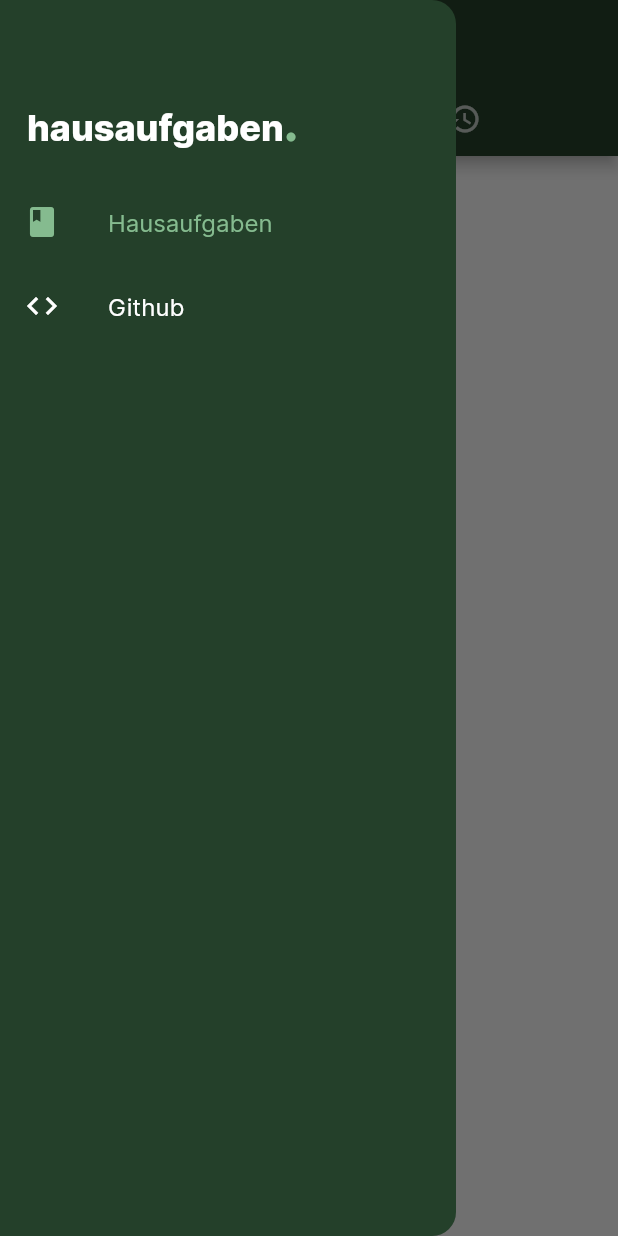
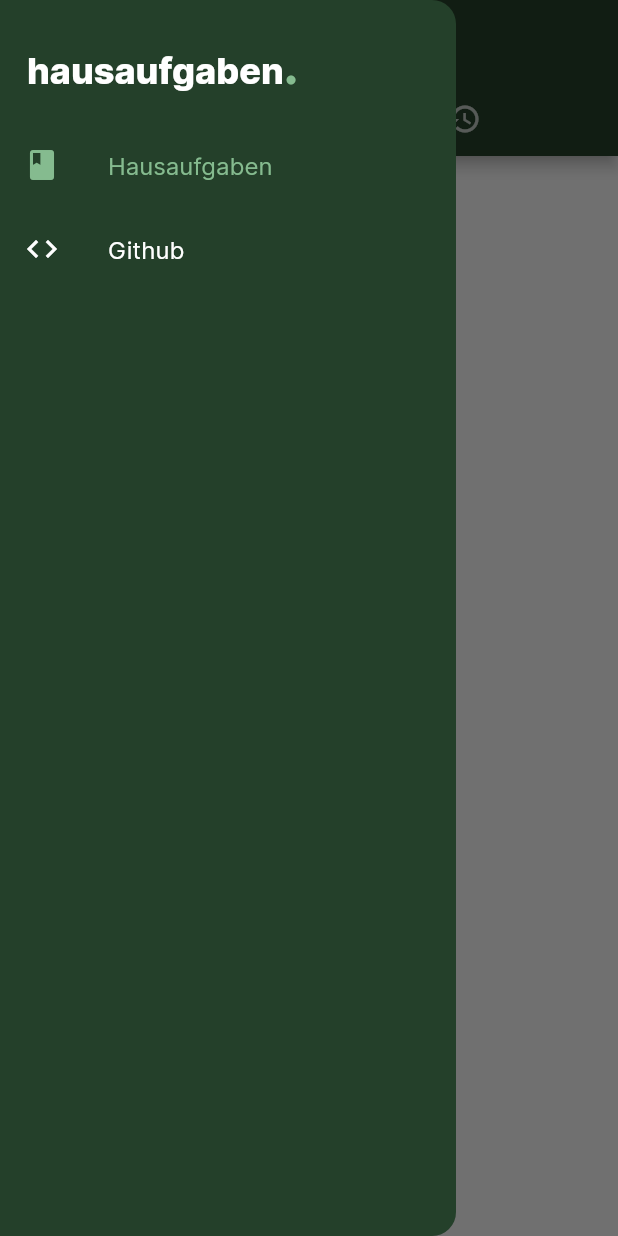
Before and after one commit to mnospacd/hausaufgaben., a Flutter app: the screen it shows after launch, with the side drawer open, on a phone screen of 412 x 824 dp. Run offline on Flutter 3.47's test engine with Material 2 defaults, Android fonts, the phone set to English and light mode, and no system bars; our stand-ins replace cloud_firestore, firebase_core, shared_preferences; accounts and stored records are empty.

Commit message:
making app offline capable and some optimizing

```diff
--- a/lib/pages/homework/appBar.dart
+++ b/lib/pages/homework/appBar.dart
@@ -1,10 +1,14 @@
 import 'package:flutter/material.dart';
+import 'package:flutter/services.dart';
 
 import '../../styling.dart';
 
 AppBar homescreenAppBar() {
   return AppBar(
     backgroundColor: AppTheme.greyDarkGreen,
+    systemOverlayStyle: const SystemUiOverlayStyle(
+      statusBarColor: AppTheme.greyDarkGreen
+    ),
     title: Text(
       'Hausaufgaben',
       style: AppTheme.textTheme.headline6,
--- a/lib/pages/homework/details.dart
+++ b/lib/pages/homework/details.dart
@@ -24,7 +24,7 @@ class _HomeworkDetailsPageState extends State<HomeworkDetailsPage> {
           crossAxisAlignment: CrossAxisAlignment.start,
           children: [
             const SizedBox(
-              height: 64,
+              height: 28,
             ),
             Padding(
               padding: const EdgeInsets.only(bottom: 8.0),
--- a/lib/widgets/drawer/drawerHeader.dart
+++ b/lib/widgets/drawer/drawerHeader.dart
@@ -4,7 +4,7 @@ import '../../styling.dart';
 
 Widget NavigationDrawerHeader() {
   return SizedBox(
-    height: 120.0,
+    height: 82.0,
       child: Padding(
         padding: const EdgeInsets.all(18.0),
         child: Column(
--- a/pubspec.yaml
+++ b/pubspec.yaml
@@ -15,7 +15,7 @@ publish_to: 'none' # Remove this line if you wish to publish to pub.dev
 # In iOS, build-name is used as CFBundleShortVersionString while build-number used as CFBundleVersion.
 # Read more about iOS versioning at
 # https://developer.apple.com/library/archive/documentation/General/Reference/InfoPlistKeyReference/Articles/CoreFoundationKeys.html
-version: 1.0.0+1
+version: 1.0.1+4
 
 environment:
   sdk: ">=2.16.2 <3.0.0"
```
Also changed, not shown: lib/main.dart (+7 -0 lines), 2 other files.
